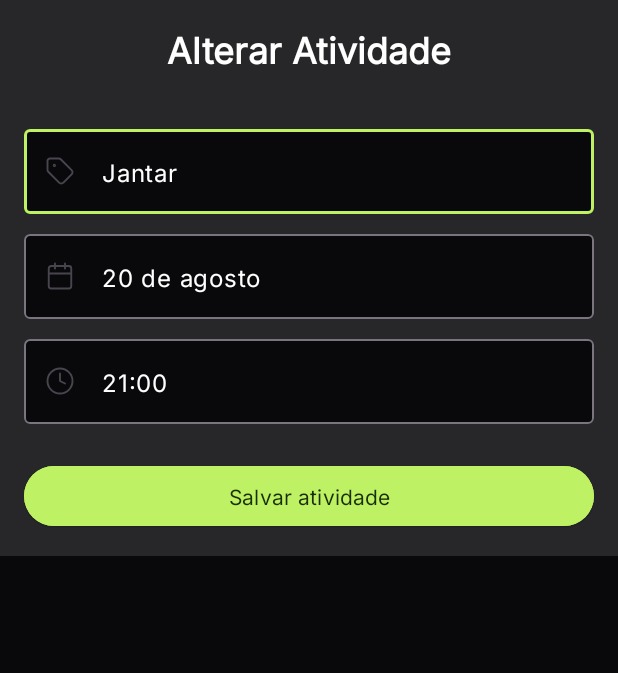
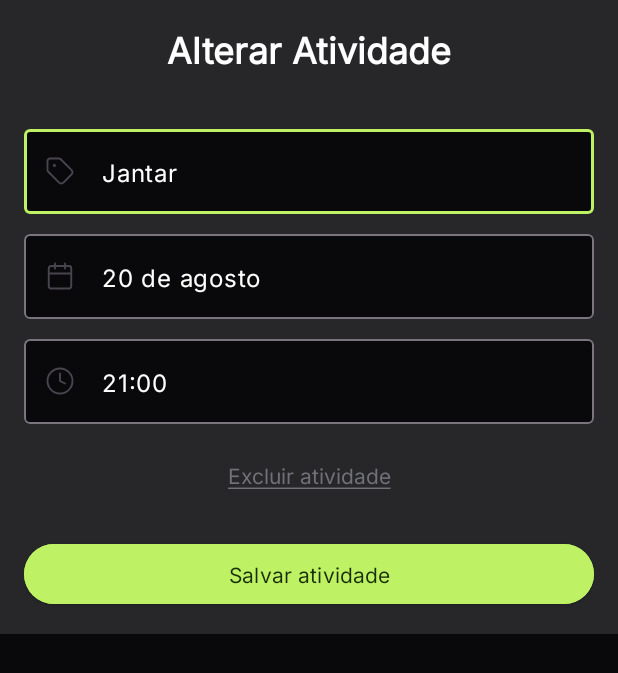
Before and after one commit to rocketseat-education/Planner_Android_App_Module04, an Android app: the layout fragment_update_planner_activity_dialog.xml on its own in the app's theme, with its tools: preview values and no code run, on a phone screen of 412 x 824 dp. Shown: the top 673 px of the screen. Run offline under Robolectric (Android 15) with nearby library versions, the phone set to English and light mode, and no system bars.

Commit message:
04_38_IMPLEMENTANDO_A_LOGICA_PARA_ALTERAR_E_EXCLUIR_ATIVIDADES_PARTE_01

```diff
--- a/app/src/main/java/com/rocketseat/planner/presentation/ui/UpdatePlannerActivityDialogFragment.kt
+++ b/app/src/main/java/com/rocketseat/planner/presentation/ui/UpdatePlannerActivityDialogFragment.kt
@@ -8,8 +8,11 @@ import android.view.ViewGroup
 import com.google.android.material.bottomsheet.BottomSheetDialogFragment
 import com.rocketseat.planner.R
 import com.rocketseat.planner.databinding.FragmentUpdatePlannerActivityDialogBinding
+import com.rocketseat.planner.domain.model.PlannerActivity
 
-class UpdatePlannerActivityDialogFragment : BottomSheetDialogFragment() {
+class UpdatePlannerActivityDialogFragment(
+    private val selectedActivity: PlannerActivity
+) : BottomSheetDialogFragment() {
 
     private var _binding: FragmentUpdatePlannerActivityDialogBinding? = null
     private val binding get() = _binding!!
--- a/app/src/main/res/layout/fragment_update_planner_activity_dialog.xml
+++ b/app/src/main/res/layout/fragment_update_planner_activity_dialog.xml
@@ -77,6 +77,15 @@
 
         </com.google.android.material.textfield.TextInputLayout>
 
+        <TextView
+            android:id="@+id/tvUpdatedPlannerActivityDelete"
+            android:layout_width="match_parent"
+            android:layout_height="wrap_content"
+            android:padding="@dimen/md_16dp"
+            android:text="@string/excluir_atividade"
+            android:textColor="@color/zinc_500"
+            android:textAlignment="center"/>
+
     </LinearLayout>
 
     <com.google.android.material.button.MaterialButton
--- a/app/src/main/res/layout/item_planner_actitivity.xml
+++ b/app/src/main/res/layout/item_planner_actitivity.xml
@@ -2,6 +2,7 @@
 <androidx.constraintlayout.widget.ConstraintLayout xmlns:android="http://schemas.android.com/apk/res/android"
     xmlns:app="http://schemas.android.com/apk/res-auto"
     xmlns:tools="http://schemas.android.com/tools"
+    android:id="@+id/clPlannerActivityContainer"
     android:layout_width="match_parent"
     android:padding="@dimen/md_16dp"
     android:layout_margin="@dimen/xs_4dp"
@@ -9,7 +10,7 @@
     android:background="@drawable/bg_activity">
 
     <ImageView
-        android:id="@+id/ivStatus"
+        android:id="@+id/ivIsCompleted"
         android:layout_width="wrap_content"
         android:layout_height="wrap_content"
         android:contentDescription="@string/botao_de_conclusao_de_atividade"
@@ -25,7 +26,7 @@
         android:layout_marginHorizontal="@dimen/md_16dp"
         app:layout_constraintBottom_toBottomOf="parent"
         app:layout_constraintEnd_toStartOf="@+id/tvDateTime"
-        app:layout_constraintStart_toEndOf="@+id/ivStatus"
+        app:layout_constraintStart_toEndOf="@+id/ivIsCompleted"
         app:layout_constraintTop_toTopOf="parent"
         tools:text="Academia em grupo" />
 
--- a/app/src/main/res/values/strings.xml
+++ b/app/src/main/res/values/strings.xml
@@ -16,9 +16,8 @@
     <string name="atividades">Atividades</string>
     <string name="botao_de_conclusao_de_atividade">Botão de conclusão de atividade</string>
     <string name="alterar_atividade">Alterar Atividade</string>
-    <!-- TODO: Remove or change this placeholder text -->
-    <string name="hello_blank_fragment">Hello blank fragment</string>
     <string name="confirmar">Confirmar</string>
     <string name="cancelar">Cancelar</string>
     <string name="oops_houve_uma_falha_ao_salvar_a_atividade">Oops... Houve uma falha ao salvar a atividade.</string>
+    <string name="excluir_atividade"><u>Excluir atividade</u></string>
 </resources>
```
Also changed, not shown: app/src/main/java/com/rocketseat/planner/presentation/ui/HomeFragment.kt (+16 -1 lines), app/src/main/java/com/rocketseat/planner/presentation/ui/component/PlannerActivityAdapter.kt (+23 -6 lines).
